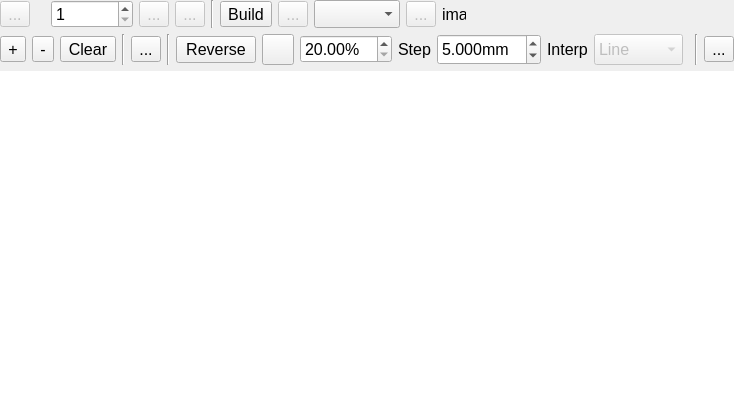
Above: source/wnd/ui/motionedit.ui from ww4u/megarobostudio before the change. Below: the same form after it.
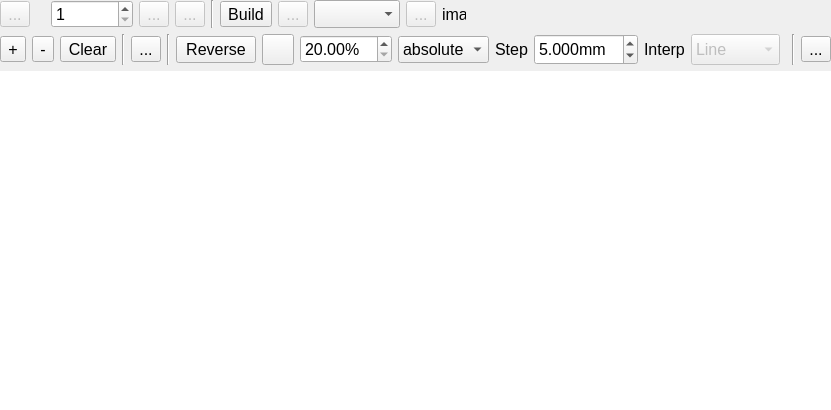
That is the form after the change. Icons and pictures are not drawn. Custom widgets are drawn as their Qt base class.

Patch:
```diff
--- a/source/wnd/ui/motionedit.ui
+++ b/source/wnd/ui/motionedit.ui
@@ -6,7 +6,7 @@
    <rect>
     <x>0</x>
     <y>0</y>
-    <width>698</width>
+    <width>713</width>
     <height>410</height>
    </rect>
   </property>
@@ -421,6 +421,20 @@
        </property>
       </widget>
      </item>
+     <item>
+      <widget class="QComboBox" name="cmbTimebase">
+       <item>
+        <property name="text">
+         <string>absolute</string>
+        </property>
+       </item>
+       <item>
+        <property name="text">
+         <string>relative</string>
+        </property>
+       </item>
+      </widget>
+     </item>
      <item>
       <widget class="QLabel" name="labelStep">
        <property name="text">
```
Left out of the diff: 30 changed lines with no effect on the pictures.
